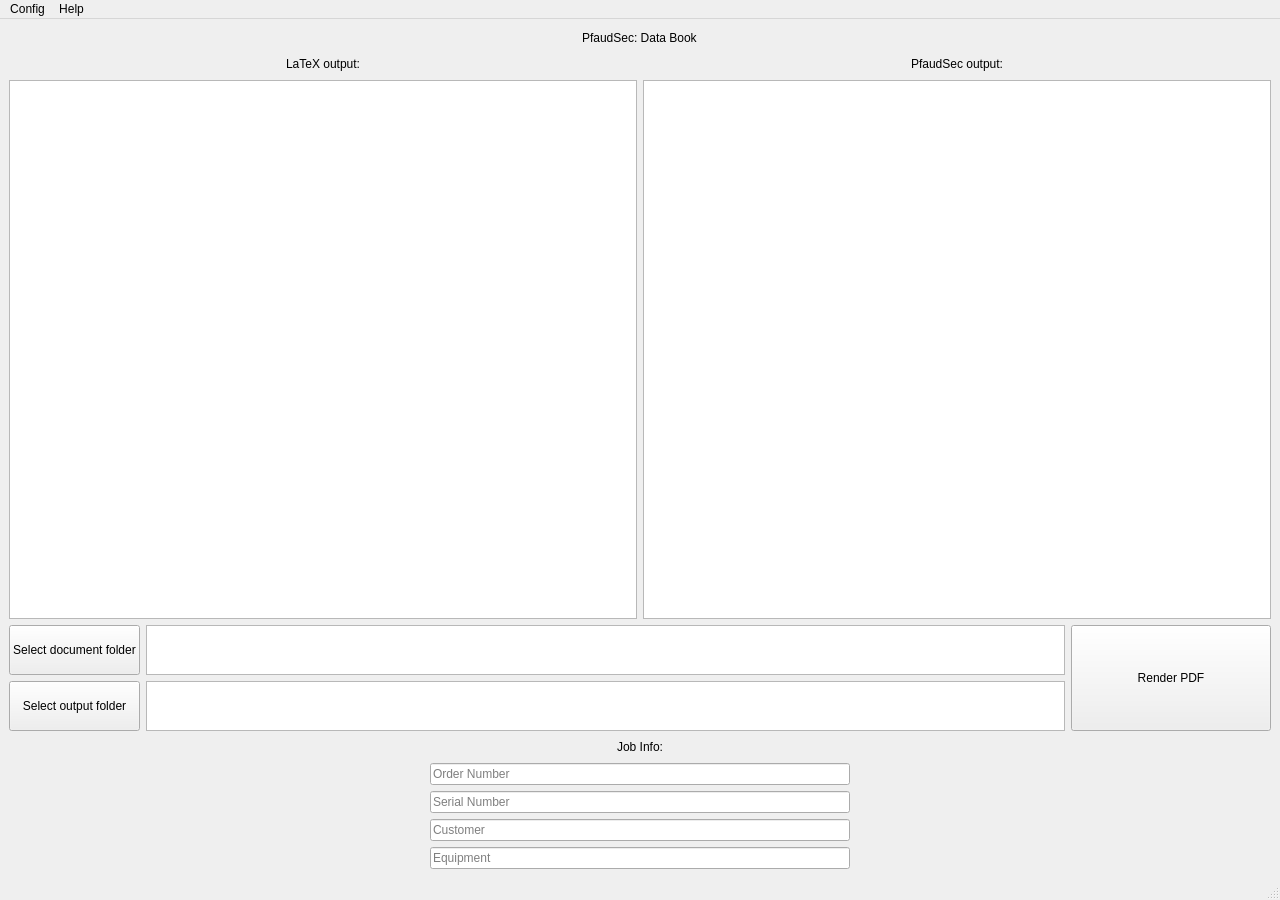
The window that redirect.ui (Kody-Quintana/PfaudSec) describes before a commit, drawn with Qt 5.
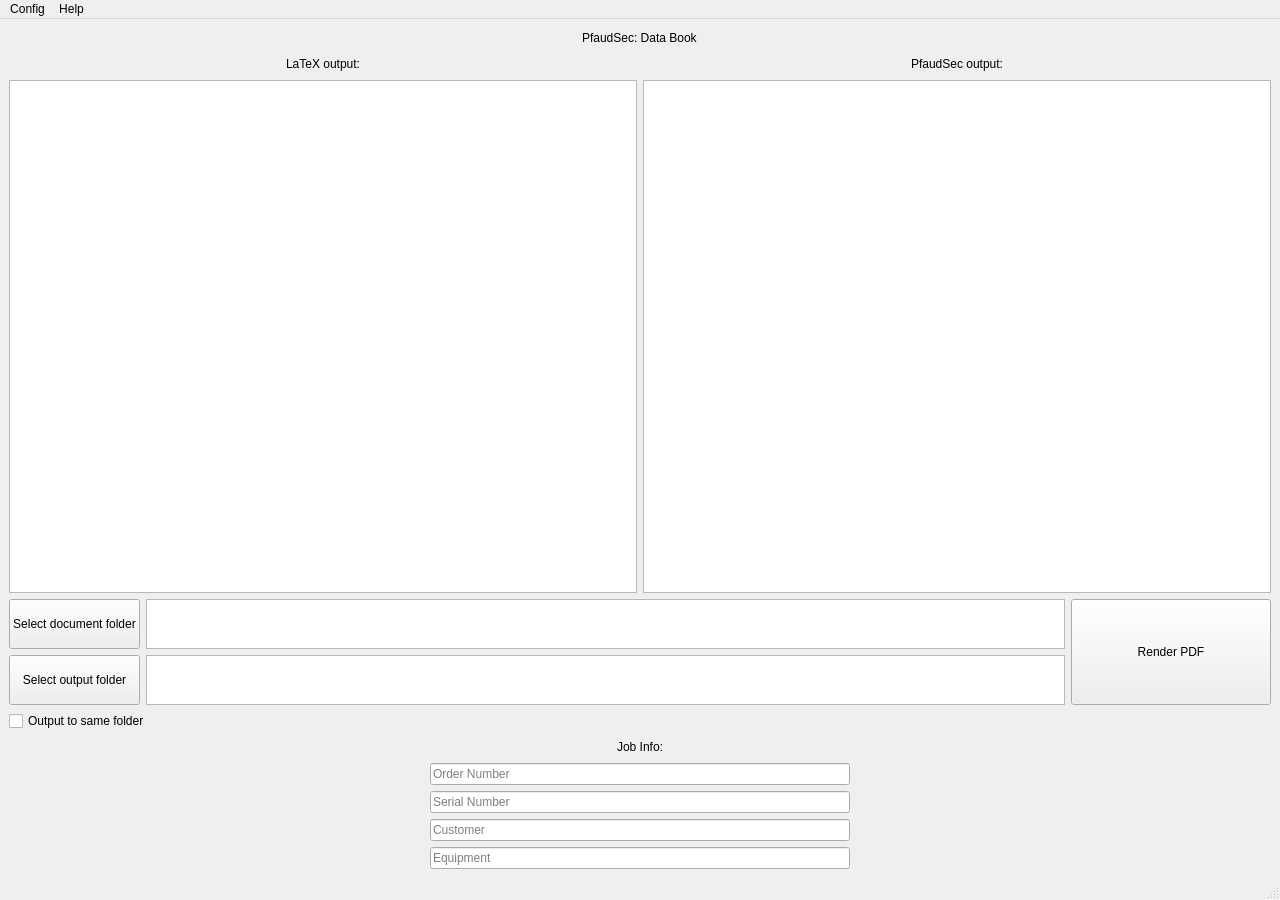
The same window after the commit.

What changed in the file:
```diff
--- a/redirect.ui
+++ b/redirect.ui
@@ -20,7 +20,7 @@
    <string>PfaudSec Data Book tool</string>
   </property>
   <widget class="QWidget" name="centralwidget">
-   <layout class="QVBoxLayout" name="verticalLayout_6">
+   <layout class="QVBoxLayout" name="verticalLayout_8">
     <item>
      <layout class="QHBoxLayout" name="horizontalLayout_4">
       <item>
@@ -175,6 +175,8 @@
      </layout>
     </item>
     <item>
+     <layout class="QVBoxLayout" name="verticalLayout_6">
+      <item>
      <layout class="QHBoxLayout" name="horizontalLayout_2">
       <item>
        <layout class="QVBoxLayout" name="verticalLayout">
@@ -282,6 +284,32 @@
      </layout>
     </item>
     <item>
+       <layout class="QHBoxLayout" name="horizontalLayout_10">
+        <item>
+         <widget class="QCheckBox" name="checkBox">
+          <property name="text">
+           <string>Output to same folder</string>
+          </property>
+         </widget>
+        </item>
+        <item>
+         <spacer name="horizontalSpacer_11">
+          <property name="orientation">
+           <enum>Qt::Horizontal</enum>
+          </property>
+          <property name="sizeHint" stdset="0">
+           <size>
+            <width>40</width>
+            <height>20</height>
+           </size>
+          </property>
+         </spacer>
+        </item>
+       </layout>
+      </item>
+     </layout>
+    </item>
+    <item>
      <layout class="QHBoxLayout" name="horizontalLayout_3">
       <item>
        <spacer name="horizontalSpacer">
```
Left out of the diff: 2 changed lines with no effect on the pictures. Lines whose indentation alone changed are shown as unchanged.
